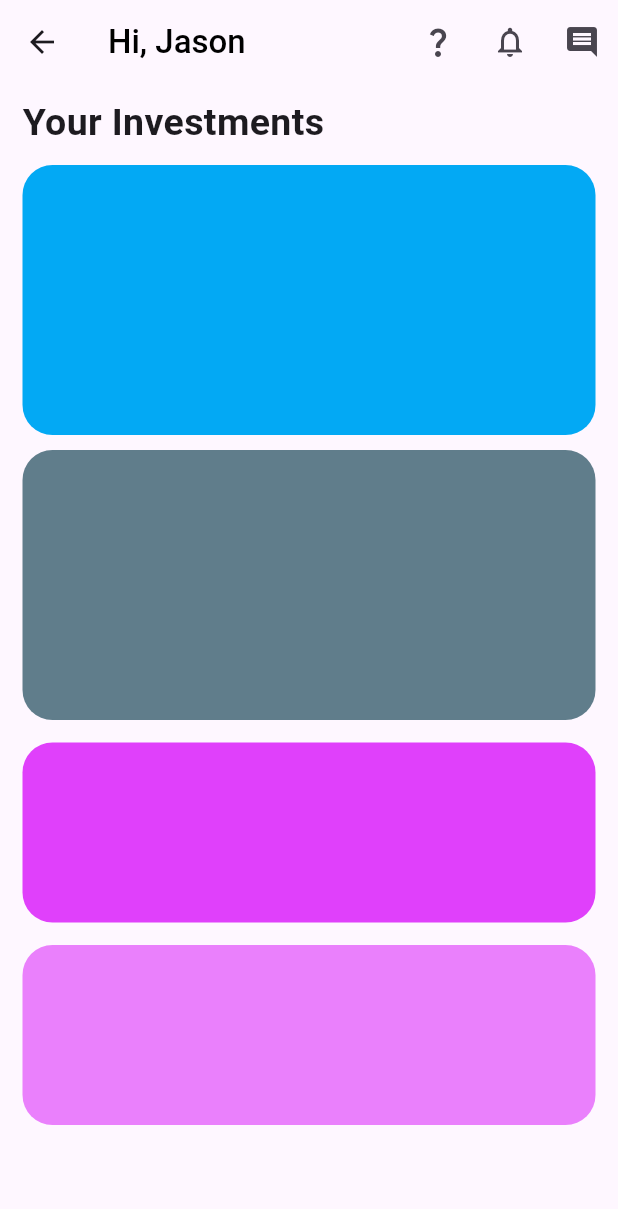
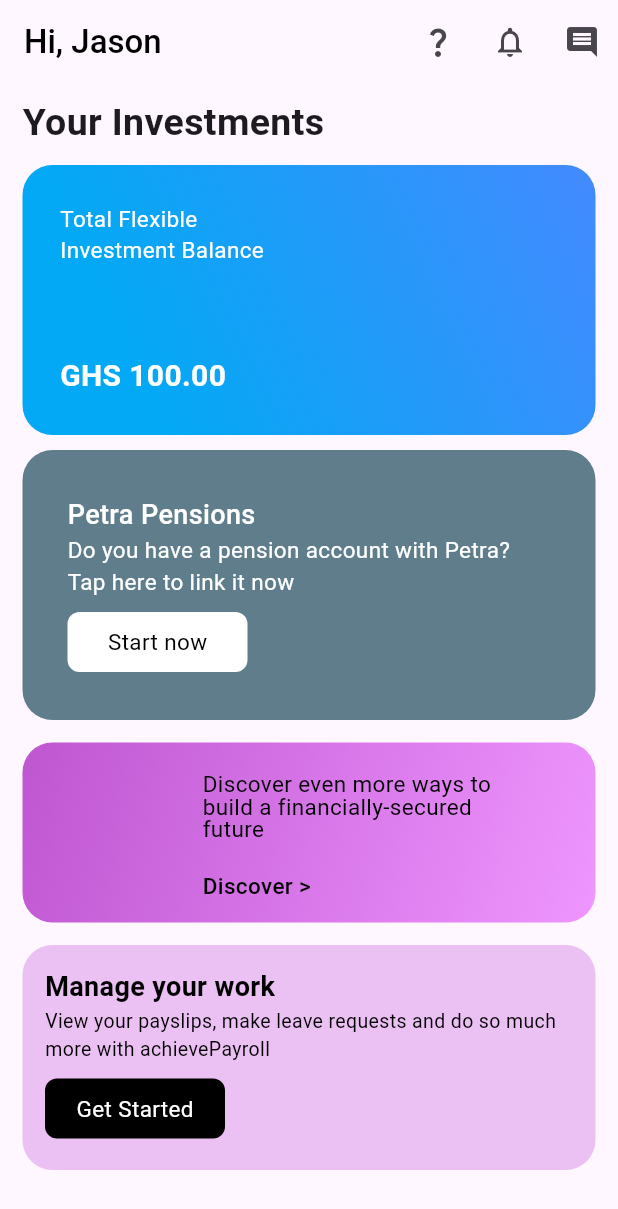
Before and after one commit to itsjasonagyeman/achieve_clone, a Flutter app: the Homepage screen opened directly, on a phone screen of 412 x 824 dp. Shown: the top 1209 px of the screen. Run offline on Flutter 3.47's test engine with Material 3 defaults, Android fonts, the phone set to English and light mode, and no system bars.

Commit message:
Fleshed out home screen

```diff
--- a/lib/main.dart
+++ b/lib/main.dart
@@ -16,7 +16,7 @@ class MyApp extends StatelessWidget {
   Widget build(BuildContext context) {
     return const MaterialApp(
       debugShowCheckedModeBanner: false,
-      home: ProfilePage(),
+      home: Homepage(),
     );
   }
 }
--- a/lib/pages/homepage.dart
+++ b/lib/pages/homepage.dart
@@ -28,7 +28,26 @@ class _HomepageState extends State<Homepage> {
                   width: double.infinity,
                   decoration: BoxDecoration(
                     color: Colors.lightBlue,
-                    borderRadius: BorderRadius.circular(20)
+                    borderRadius: BorderRadius.circular(20),
+                    gradient: const LinearGradient(
+                      colors: [Colors.blueAccent, Colors.lightBlue],
+                      stops: [0.0, 0.8],
+                      begin: Alignment.topRight,
+                      end: Alignment.bottomLeft
+                      )
+                  ),
+                  child: const Padding(
+                    padding: EdgeInsets.all(25.0),
+                    child: Column(
+                      mainAxisAlignment: MainAxisAlignment.start,
+                      crossAxisAlignment: CrossAxisAlignment.start,
+                      children: [
+                        Text('Total Flexible', style: TextStyle(color: Colors.white, fontWeight: FontWeight.normal, fontSize: 15),),
+                        Text('Investment Balance', style: TextStyle(color: Colors.white, fontWeight: FontWeight.normal, fontSize: 15),),
+                        Spacer(),
+                        Text('GHS 100.00', style: TextStyle(color: Colors.white, fontWeight: FontWeight.bold, fontSize: 20),)
+                      ],
+                    ),
                   ),
                 ),
                 const SizedBox(height: 10,),
@@ -39,6 +58,35 @@ class _HomepageState extends State<Homepage> {
                     color: Colors.blueGrey,
                     borderRadius: BorderRadius.circular(20)
                   ),
+                  child: Padding(
+                    padding: const EdgeInsets.all(30),
+                    child: Row(
+                      mainAxisAlignment: MainAxisAlignment.start,
+                      crossAxisAlignment: CrossAxisAlignment.start,
+                      children: [
+                        Expanded(
+                          child: Column(
+                            mainAxisAlignment: MainAxisAlignment.start,
+                            crossAxisAlignment: CrossAxisAlignment.start,
+                            children: [
+                              const Text('Petra Pensions', style: TextStyle(color: Colors.white,fontWeight: FontWeight.w500, fontSize: 18)),
+                              const Text('Do you have a pension account with Petra? Tap here to link it now',style: TextStyle(color: Colors.white,fontWeight: FontWeight.w400, fontSize: 15)),
+                              const SizedBox(height: 10,),
+                              Container(
+                                height: 40,
+                                width: 120,
+                                decoration: BoxDecoration(
+                                  borderRadius: BorderRadius.circular(8),
+                                  color: Colors.white
+                                ),
+                                child: const Center(child: Text('Start now', style: TextStyle(color: Colors.black,fontWeight: FontWeight.normal, fontSize: 15),)),
+                              )
+                            ],
+                          ),
+                        )
+                      ],
+                    ),
+                  ),
                 ),
                 const SizedBox(height: 15,),
                 Container( //discover
@@ -46,16 +94,54 @@ class _HomepageState extends State<Homepage> {
                   width: double.infinity,
                   decoration: BoxDecoration(
                     color: Colors.purpleAccent,
-                    borderRadius: BorderRadius.circular(20)
+                    borderRadius: BorderRadius.circular(20),
+                    gradient: const LinearGradient(
+                      colors: [Color.fromARGB(255, 191, 86, 209), Color.fromARGB(255, 239, 150, 255)],
+                      begin: Alignment.topLeft,
+                      end: Alignment.bottomRight
+                    ),
+                  ),
+                  child: const Padding(
+                    padding: EdgeInsets.fromLTRB(120,20,40,10),
+                    child: Column(
+                      mainAxisAlignment: MainAxisAlignment.start,
+                      crossAxisAlignment: CrossAxisAlignment.start,
+                      children: [
+                        Text('Discover even more ways to build a financially-secured future', style: TextStyle(color: Colors.black, fontWeight: FontWeight.w400, fontSize: 15, height: 1),),
+                        SizedBox(height: 20,),
+                        Text('Discover >', style: TextStyle(color: Colors.black, fontWeight: FontWeight.w500, fontSize: 15),)
+                      ],
+                    ),
                   ),
                 ),
                 const SizedBox(height: 15,),
                 Container( //Manage your work
-                  height: 120,
+                  height: 150,
                   width: double.infinity,
                   decoration: BoxDecoration(
-                    color: Colors.purpleAccent[100],
+                    color: const Color.fromARGB(255, 235, 192, 242),
                     borderRadius: BorderRadius.circular(20)
+                  ),
+                  child: Padding(
+                    padding: const EdgeInsets.all(15.0),
+                    child: Column(
+                      mainAxisAlignment: MainAxisAlignment.start,
+                      crossAxisAlignment: CrossAxisAlignment.start,
+                      children: [
+                        const Text('Manage your work', style: TextStyle(color: Colors.black, fontWeight: FontWeight.bold, fontSize: 18),),
+                        const Text('View your payslips, make leave requests and do so much more with achievePayroll', style: TextStyle(color: Colors.black, fontWeight: FontWeight.w400, fontSize: 13),),
+                        const SizedBox(height: 10,),
+                        Container(
+                          height: 40,
+                          width: 120,
+                          decoration: BoxDecoration(
+                            borderRadius: BorderRadius.circular(8),
+                            color: Colors.black
+                          ),
+                          child: const Center(child: Text('Get Started', style: TextStyle(color: Colors.white,fontWeight: FontWeight.normal, fontSize: 15),)),
+                        )
+                      ],
+                    ),
                   ),
                 ),
               ],
--- a/pubspec.yaml
+++ b/pubspec.yaml
@@ -60,8 +60,8 @@ flutter:
   uses-material-design: true
 
   # To add assets to your application, add an assets section, like this:
-  # assets:
-  #   - images/a_dot_burr.jpeg
+  assets:
+    - lib/images/petra_pensions.png
   #   - images/a_dot_ham.jpeg
 
   # An image asset can refer to one or more resolution-specific "variants", see
```
Also changed, not shown: lib/images/petra_pensions.PNG (added).
